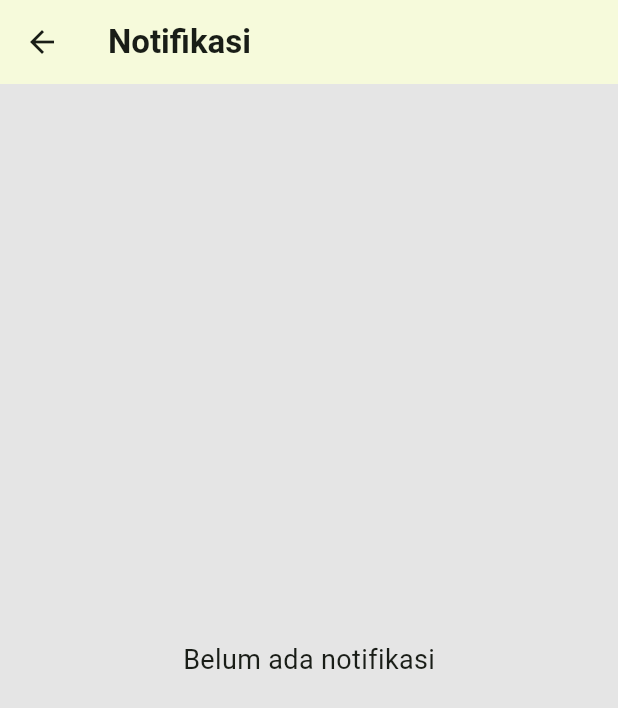
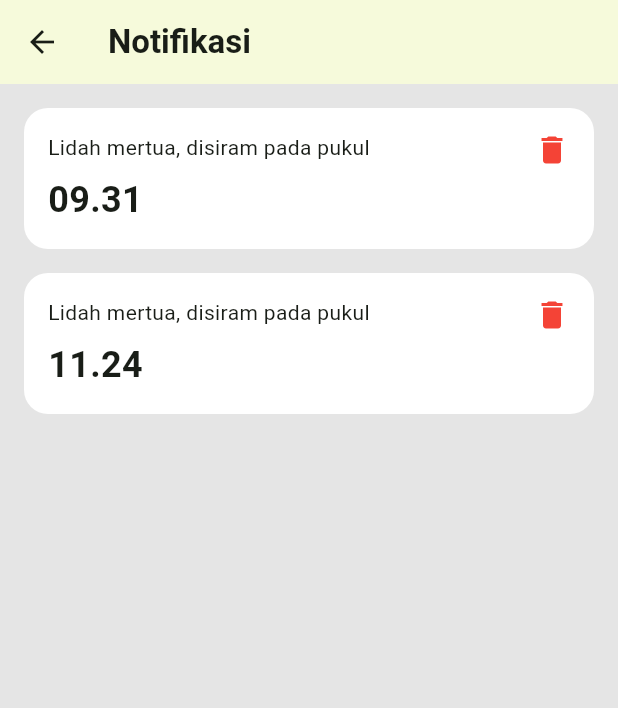
Before and after one commit to Rizki01-debug/PROYEK-3-KELOMPOK-2, a Flutter app: the NotificationPage screen opened directly, on a phone screen of 412 x 824 dp. Shown: the top 708 px of the screen. Run offline on Flutter 3.47's test engine with Material 3 defaults, Android fonts, the phone set to English and light mode, and no system bars.

```diff
--- a/lib/screens/lihat_tanaman_page.dart
+++ b/lib/screens/lihat_tanaman_page.dart
@@ -18,9 +18,9 @@ class LihatTanamanPage extends StatelessWidget {
           crossAxisSpacing: 16,
           mainAxisSpacing: 16,
           children: [
-            _buildPlantCard(context, 'Lidah mertua', 'assets/images/lidah_mertua.png'),
-            _buildPlantCard(context, 'Peace lily', 'assets/images/peace_lily.png'),
-            _buildPlantCard(context, 'Kaktus telinga kelinci', 'assets/images/kaktus.png'),
+            _buildPlantCard(context, 'Lidah mertua', 'assets/images/lb.png'),
+            _buildPlantCard(context, 'Peace lily', 'assets/images/plily.png'),
+            _buildPlantCard(context, 'Kaktus telinga kelinci', 'assets/images/dahlia.png'),
             _buildPlantCard(context, 'Bonsai', 'assets/images/bonsai.png'),
           ],
         ),
--- a/lib/screens/notification_page.dart
+++ b/lib/screens/notification_page.dart
@@ -5,6 +5,8 @@ class NotificationPage extends StatelessWidget {
 
   @override
   Widget build(BuildContext context) {
+    final List<String> notifikasi = ['09.31', '11.24'];
+
     return Scaffold(
       backgroundColor: const Color(0xFFE5E5E5),
       appBar: AppBar(
@@ -14,11 +16,53 @@ class NotificationPage extends StatelessWidget {
           style: TextStyle(fontWeight: FontWeight.bold),
         ),
       ),
-      body: Center(
-        child: const Text(
-          'Belum ada notifikasi',
-          style: TextStyle(fontSize: 18),
-        ),
+      body: ListView.builder(
+        padding: const EdgeInsets.all(16.0),
+        itemCount: notifikasi.length,
+        itemBuilder: (context, index) {
+          return Container(
+            margin: const EdgeInsets.only(bottom: 16),
+            padding: const EdgeInsets.all(16),
+            decoration: BoxDecoration(
+              color: Colors.white,
+              borderRadius: BorderRadius.circular(16),
+            ),
+            child: Row(
+              crossAxisAlignment: CrossAxisAlignment.start,
+              children: [
+                Expanded(
+                  child: Column(
+                    crossAxisAlignment: CrossAxisAlignment.start,
+                    children: [
+                      const Text(
+                        'Lidah mertua, disiram pada pukul',
+                        style: TextStyle(fontSize: 14),
+                      ),
+                      const SizedBox(height: 8),
+                      Text(
+                        notifikasi[index],
+                        style: const TextStyle(
+                          fontSize: 24,
+                          fontWeight: FontWeight.bold,
+                        ),
+                      ),
+                    ],
+                  ),
+                ),
+                GestureDetector(
+                  onTap: () {
+                    // Tambahkan fungsi hapus jika dibutuhkan
+                  },
+                  child: const Icon(
+                    Icons.delete,
+                    color: Colors.red,
+                    size: 24,
+                  ),
+                ),
+              ],
+            ),
+          );
+        },
       ),
     );
   }
--- a/lib/screens/onboarding_page.dart
+++ b/lib/screens/onboarding_page.dart
@@ -14,7 +14,7 @@ class _OnboardingPageState extends State<OnboardingPage> {
 
   final List<Map<String, String>> onboardingData = [
     {
-      "image": "assets/images/kucing7.png", // Pastikan gambar ada di assets
+      "image": "assets/images/depan.png", // Pastikan gambar ada di assets
       "title": "Selamat Datang",
       "desc": "Aplikasi pemantauan tanaman dengan teknologi cerdas."
     },
@@ -24,7 +24,7 @@ class _OnboardingPageState extends State<OnboardingPage> {
       "desc": "Pantau kelembaban tanah tanamanmu secara real-time!"
     },
     {
-      "image": "assets/images/automation.png",
+      "image": "assets/images/2.png",
       "title": "Penyiraman Otomatis",
       "desc": "Atur jadwal penyiraman sesuai kebutuhan tanaman."
     },
```
Also changed, not shown: lib/screens/edit.dart (added, +114 -0 lines), lib/screens/home_page.dart (+93 -44 lines), lib/screens/models/tanaman.dart (added, +13 -0 lines), assets/images copy/2.png (added), assets/images copy/depan.png (added), assets/images copy/h.png (renamed from assets/images/kucing7.png), assets/images copy/lb.png (added), assets/images copy/plants.png (added), assets/images/2.png (added), assets/images/bonsai.png (added), assets/images/dahlia.png (added), assets/images/h.png (added), assets/images/plants.png (added), pubspec.lock, 3 other files.
